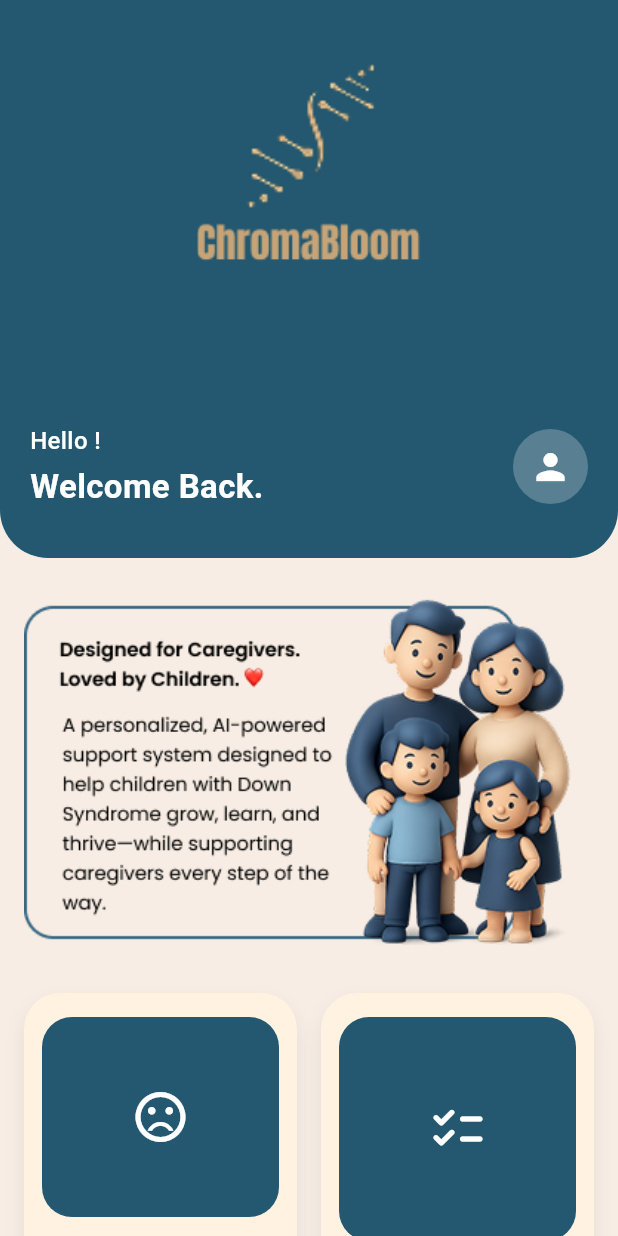
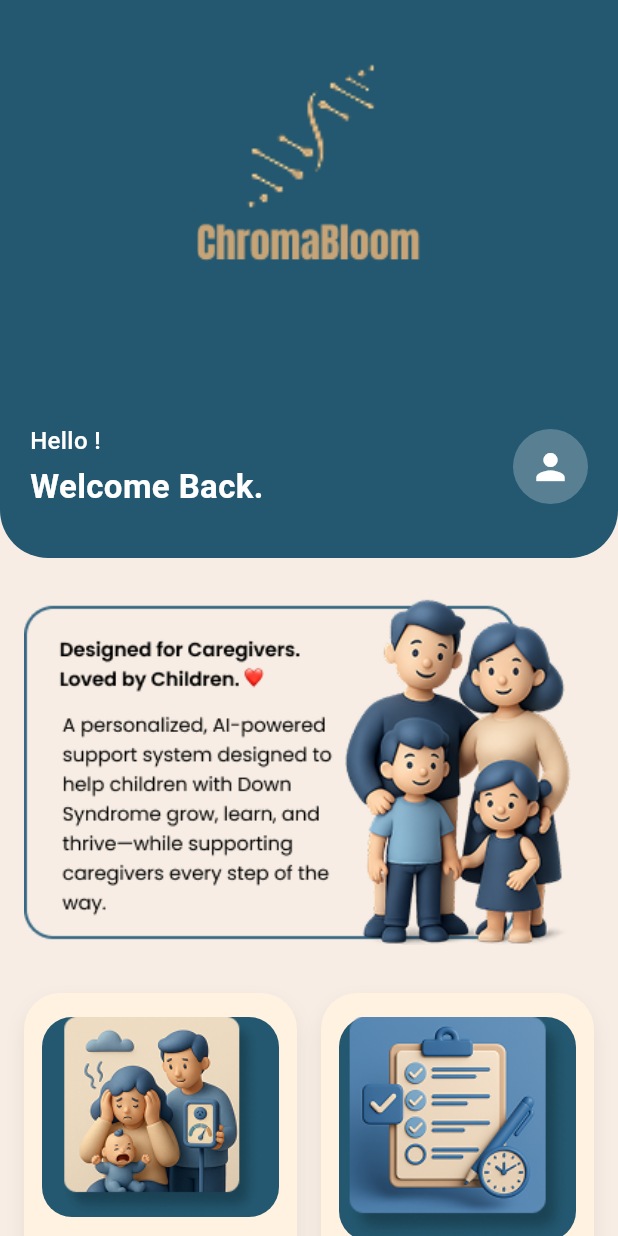
Before and after one commit to Susinidu4/ChromaBloom_Research_Project, a Flutter app: the screen it shows after launch, on a phone screen of 412 x 824 dp. Run offline on Flutter 3.47's test engine with Material 3 defaults, Android fonts, the phone set to English and light mode, and no system bars; our stand-ins replace flutter_tts.

Commit message:
update home page

```diff
--- a/frontend/lib/pages/others/home.dart
+++ b/frontend/lib/pages/others/home.dart
@@ -62,10 +62,7 @@ class _HomePageState extends State<HomePage> {
                     ),
                   ),
                   Transform.translate(
-                    offset: const Offset(
-                      0,
-                      -50,
-                    ), // move UP by 20px (adjust as needed)
+                    offset: const Offset(0, -50),
                     child: SizedBox(
                       width: 150,
                       height: 80,
@@ -86,7 +83,6 @@ class _HomePageState extends State<HomePage> {
           Row(
             mainAxisAlignment: MainAxisAlignment.spaceBetween,
             children: [
-              // left side: greeting text
               Column(
                 crossAxisAlignment: CrossAxisAlignment.start,
                 children: const [
@@ -110,7 +106,6 @@ class _HomePageState extends State<HomePage> {
                 ],
               ),
 
-              // right side: profile icon
               Container(
                 width: 50,
                 height: 50,
@@ -135,7 +130,7 @@ class _HomePageState extends State<HomePage> {
         decoration: BoxDecoration(borderRadius: BorderRadius.circular(24)),
         clipBehavior: Clip.antiAlias,
         child: SizedBox(
-          height: 250, // << INCREASE HEIGHT HERE
+          height: 250,
           width: double.infinity,
           child: Image.asset('assets/banner.png'),
         ),
@@ -157,22 +152,22 @@ class _HomePageState extends State<HomePage> {
         children: [
           _FeatureCard(
             title: 'Parental Stress\nMonitoring &\nSupport System',
-            icon: Icons.sentiment_very_dissatisfied,
+            imagePath: 'assets/h1.png',
             onTap: () {},
           ),
           _FeatureCard(
             title: 'Task Scheduler\n& Routine Builder',
-            icon: Icons.checklist_rounded,
+            imagePath: 'assets/h2.png',
             onTap: () {},
           ),
           _FeatureCard(
             title: 'Gamified\nKnowledge\nBuilder',
-            icon: Icons.videogame_asset_rounded,
+            imagePath: 'assets/h3.png',
             onTap: () {},
           ),
           _FeatureCard(
             title: 'Cognitive\nProfiling &\nProgress',
-            icon: Icons.psychology_rounded,
+            imagePath: 'assets/h4.png',
             onTap: () {},
           ),
         ],
@@ -184,12 +179,12 @@ class _HomePageState extends State<HomePage> {
 // ================= FEATURE CARD WIDGET =================
 class _FeatureCard extends StatelessWidget {
   final String title;
-  final IconData icon;
+  final String imagePath;
   final VoidCallback onTap;
 
   const _FeatureCard({
     required this.title,
-    required this.icon,
+    required this.imagePath,
     required this.onTap,
   });
 
@@ -225,7 +220,12 @@ class _FeatureCard extends StatelessWidget {
                     borderRadius: BorderRadius.circular(20),
                   ),
                   child: Center(
-                    child: Icon(icon, size: 40, color: Colors.white),
+                    child: Image.asset(
+                      imagePath,
+                      width: 150,
+                      height: 150,
+                      fit: BoxFit.contain,
+                    ),
                   ),
                 ),
               ),
```
Also changed, not shown: frontend/assets/h2.png (added), frontend/assets/h3.png (added), frontend/assets/h4.png (added).
